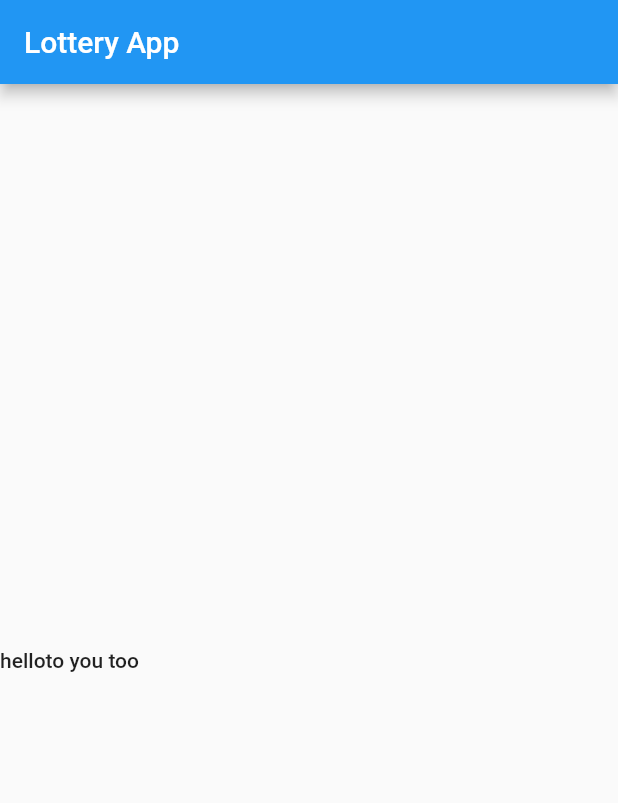
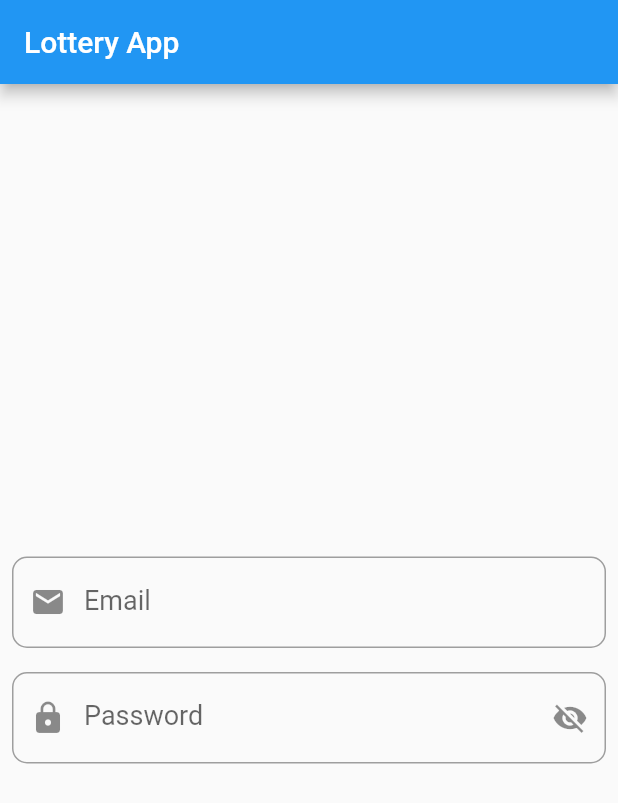
Before and after one commit to attamunim/exploring_widgets, a Flutter app: the screen it shows after launch, on a phone screen of 412 x 824 dp. Shown: the top 803 px of the screen. Run offline on Flutter 3.47's test engine with Material 2 defaults, Android fonts, the light colour scheme and no system bars.

Commit message:
text form field

```diff
--- a/lib/main.dart
+++ b/lib/main.dart
@@ -18,16 +18,61 @@ class MyApp extends StatelessWidget {
           mainAxisAlignment: MainAxisAlignment.center,
           crossAxisAlignment: CrossAxisAlignment.center,
           children: [
-            RichText(
-                text: TextSpan(
-              text: 'hello',
-              children: [
-                TextSpan(
-                  text: 'to you too',
+            Padding(
+              padding: EdgeInsets.all(8.0),
+              child: TextFormField(
+                keyboardType: TextInputType.emailAddress,
+                cursorColor: Colors.blue,
+                enabled: true,
+                style: TextStyle(color: Colors.black, fontSize: 18),
+                decoration: InputDecoration(
+                  filled: false,
+                  prefixIcon: Icon(Icons.mail),
+                  fillColor: Colors.grey.withOpacity(0.5),
+                  hintText: 'Enter Email ',
+                  labelText: 'Email',
+                  hintStyle: TextStyle(
+                    color: Colors.grey.shade600,
+                  ),
+                  enabledBorder: OutlineInputBorder(
+                      borderRadius: BorderRadius.circular(10),
+                      borderSide: BorderSide(color: Colors.grey)),
+                  focusedBorder: OutlineInputBorder(
+                      borderSide: BorderSide(color: Colors.blue)),
                 ),
-              ],
-              style: Theme.of(context).textTheme.bodyText1,
-            ))
+                onChanged: (value) {
+                  print(value);
+                },
+              ),
+            ),
+            Padding(
+              padding: const EdgeInsets.all(8.0),
+              child: TextFormField(
+                keyboardType: TextInputType.emailAddress,
+                cursorColor: Colors.blue,
+                enabled: true,
+                style: TextStyle(color: Colors.black, fontSize: 18),
+                decoration: InputDecoration(
+                  filled: false,
+                  prefixIcon: Icon(Icons.lock),
+                  suffixIcon: Icon(Icons.visibility_off),
+                  fillColor: Colors.grey.withOpacity(0.5),
+                  hintText: 'Enter Password ',
+                  labelText: 'Password',
+                  hintStyle: TextStyle(
+                    color: Colors.grey.shade600,
+                  ),
+                  enabledBorder: OutlineInputBorder(
+                      borderRadius: BorderRadius.circular(10),
+                      borderSide: BorderSide(color: Colors.grey)),
+                  focusedBorder: OutlineInputBorder(
+                      borderSide: BorderSide(color: Colors.blue)),
+                ),
+                onChanged: (value) {
+                  print(value);
+                },
+              ),
+            ),
           ],
         ),
       ),
@@ -134,3 +179,14 @@ class MyApp extends StatelessWidget {
 //                     'https://images.pexels.com/photos/12836129/pexels-photo-12836129.jpeg?cs=srgb&dl=pexels-kha-ruxury-12836129.jpg&fm=jpg'),
 //               ),
 //             ),
+// // rich TExt
+// RichText(
+//                 text: TextSpan(
+//               text: 'hello',
+//               children: [
+//                 TextSpan(
+//                   text: 'to you too',
+//                 ),
+//               ],
+//               style: Theme.of(context).textTheme.bodyText1,
+//             ))
```
